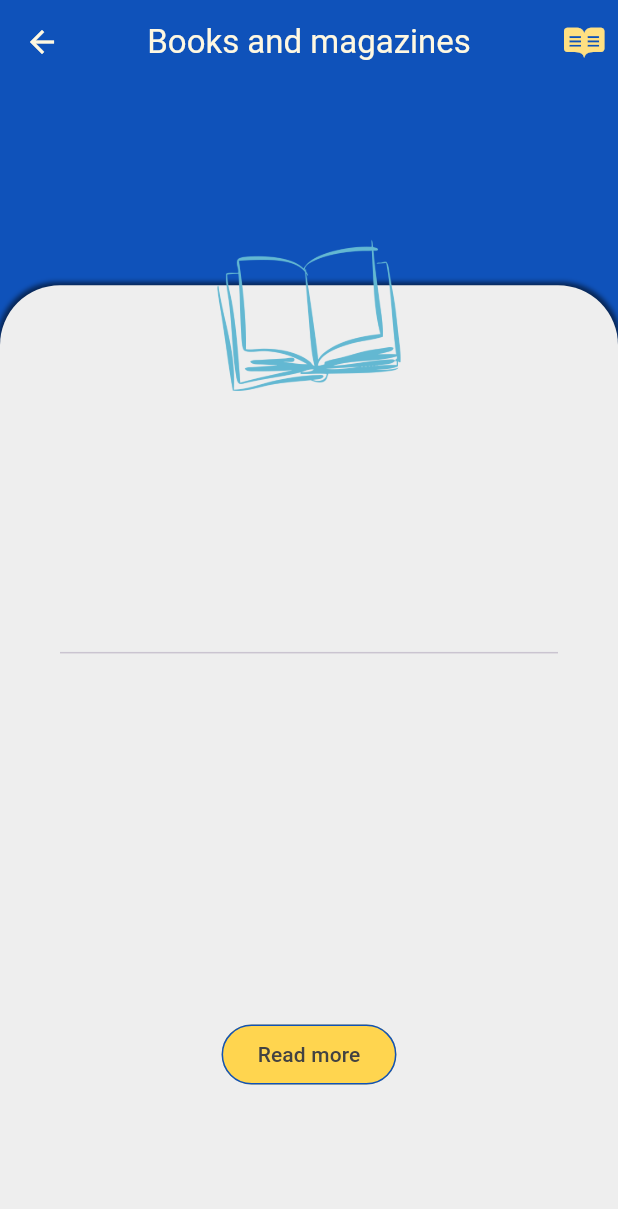
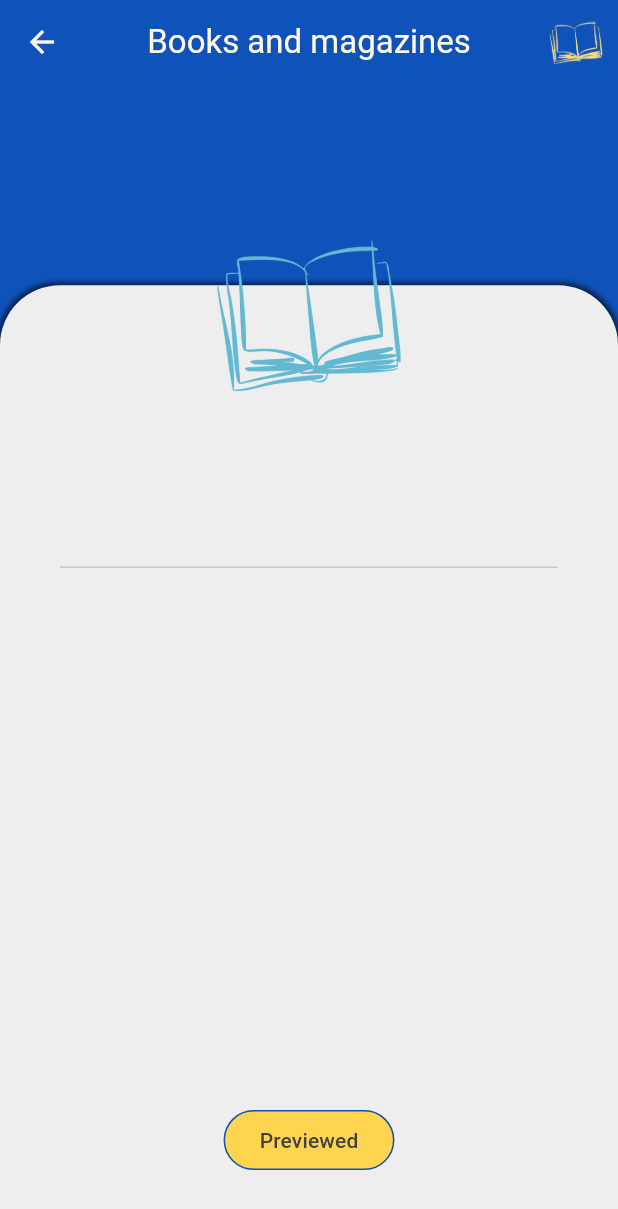
Before and after one commit to LlMrc/Odessa, a Flutter app: the DetailsBook screen opened directly with empty values, on a phone screen of 412 x 824 dp. Shown: the top 1209 px of the screen. Run offline on Flutter 3.47's test engine with Material 2 defaults, Android fonts, the phone set to English and light mode, and no system bars; our stand-ins replace audio_service, bottom_navy_bar, device_info_plus, file_picker, font_awesome_flutter, get_it and 10 more; missing offline and left inert: fab_circular_menu, pdf_render, syncfusion_flutter_pdfviewer; accounts and stored records are empty; network calls fail; project files that could hold a hidden picture were left out.

```diff
--- a/lib/constant.dart
+++ b/lib/constant.dart
@@ -4,7 +4,7 @@ import 'package:flutter/material.dart';
 import 'package:pdf_reader/pdf_package/pdf_viewer.dart';
 
 
-double smallScreen = 400;
+double smallScreen = 480;
 
 bool isSmallScreen(BuildContext context) {
   return MediaQuery.of(context).size.width < smallScreen;
@@ -13,3 +13,4 @@ bool isSmallScreen(BuildContext context) {
 void openPDF(BuildContext context, File file) => Navigator.of(context).push(
       MaterialPageRoute(builder: (context) => PDFViewerPage(file: file)),
     );
+ final Image noImage = Image.asset("assets/thumbnail.png");
--- a/lib/service/book_model.dart
+++ b/lib/service/book_model.dart
@@ -62,13 +62,21 @@ class _DetailsBookState extends State<DetailsBook> {
             title: const Text('Books and magazines'),
             centerTitle: true,
             actions: [
-              IconButton(
-                  onPressed: () {
-                    Navigator.of(context).push(MaterialPageRoute(
-                        builder: (_) =>
-                            Browser(initialUrl: widget.previewedLink)));
+              Padding(
+                padding: const EdgeInsets.all(8.0),
+                child: InkWell(
+                    onTap: () {
+                      _launchInBrowser(valideWebReader == true
+                          ? Uri.parse(widget.initialRoute)
+                          : Uri.parse("https://www.google.com/"));
                     },
-                  icon: Icon(FontAwesomeIcons.readme, color: Colors.amber.shade200,))
+                    child: Image.asset(
+                    "assets/thumbnail.png",
+                    width: 40,
+                    height: 40,
+                      color: Colors.amber.shade200,
+                    )),
+              )
             ],
           ),
           body: Center(
@@ -121,17 +129,20 @@ class _DetailsBookState extends State<DetailsBook> {
                                   indent: 40,
                                   endIndent: 40,
                                 ),
-                                Padding(
+                                Container(
                                   padding: const EdgeInsets.symmetric(
                                     vertical: 8.0, horizontal: 12),
+                                  height: 270,
+                                  child: SingleChildScrollView(
                                     child: Text(
                                       descp,
-                                    maxLines: 10,
+                                     maxLines: descp.length,
                                       overflow: TextOverflow.ellipsis,
                                       textAlign: TextAlign.center,
                                       style: const TextStyle(
                                           fontSize: 18,
                                           fontWeight: FontWeight.w300),
+                                    ),
                                   ),
                                 ),
                               ],
@@ -143,12 +154,12 @@ class _DetailsBookState extends State<DetailsBook> {
                                       color: Color(0xff0F52BA)),
                                 ),
                                 onPressed: () {
-                                  _launchInBrowser(valideWebReader == true
-                                      ? Uri.parse(widget.initialRoute)
-                                      : Uri.parse("https://www.google.com/"));
+                                  Navigator.of(context).push(MaterialPageRoute(
+                                      builder: (_) => Browser(
+                                          initialUrl: widget.previewedLink)));
                                 },
                                 child: Text(
-                                  'Read more',
+                                  'Previewed',
                                   style: TextStyle(color: Colors.grey.shade800),
                                 ))
                           ],
--- a/pubspec.yaml
+++ b/pubspec.yaml
@@ -17,7 +17,7 @@ publish_to: 'none' # Remove this line if you wish to publish to pub.dev
 # https://developer.apple.com/library/archive/documentation/General/Reference/InfoPlistKeyReference/Articles/CoreFoundationKeys.html
 # In Windows, build-name is used as the major, minor, and patch parts
 # of the product and file versions while build-number is used as the build suffix.
-version: 2.0.2+24
+version: 2.0.2+27
 
 environment:
   sdk: '>=2.18.2 <3.0.0'
@@ -58,7 +58,7 @@ dependencies:
   device_info_plus: ^3.2.3
   syncfusion_flutter_pdfviewer: ^20.2.48-beta
   wakelock: ^0.6.1+2
-  font_awesome_flutter: ^10.1.0
+  font_awesome_flutter: ^10.3.0
   hive: ^2.2.3
   hive_flutter: ^1.1.0
   pdf_render: ^1.3.1
```
Also changed, not shown: assets/book.json (+1 -1 lines), lib/multimedia/multimedia.dart (+4 -3 lines), lib/note_package/notepage.dart (+10 -6 lines), lib/pdf_package/browser.dart (+59 -31 lines), lib/pdf_package/document_listview.dart (+17 -24 lines), lib/pdf_package/favorite_pdf.dart (+15 -13 lines), lib/service/remote_google_book.dart (+14 -3 lines), pubspec.lock. Lines whose indentation alone changed are shown as unchanged.
